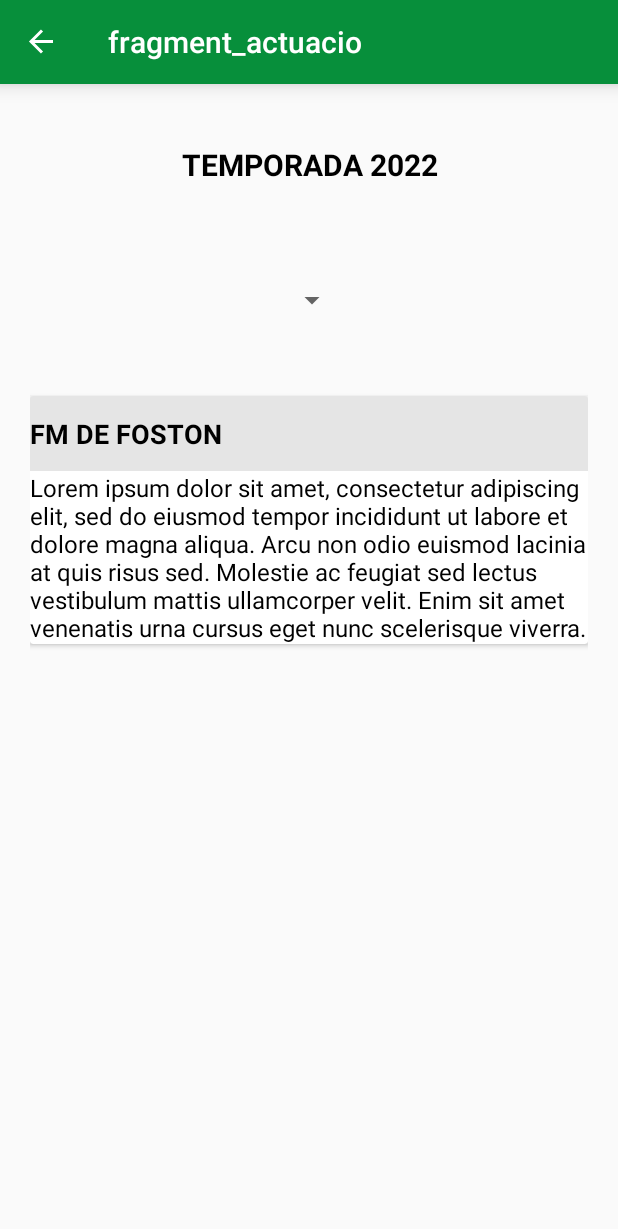
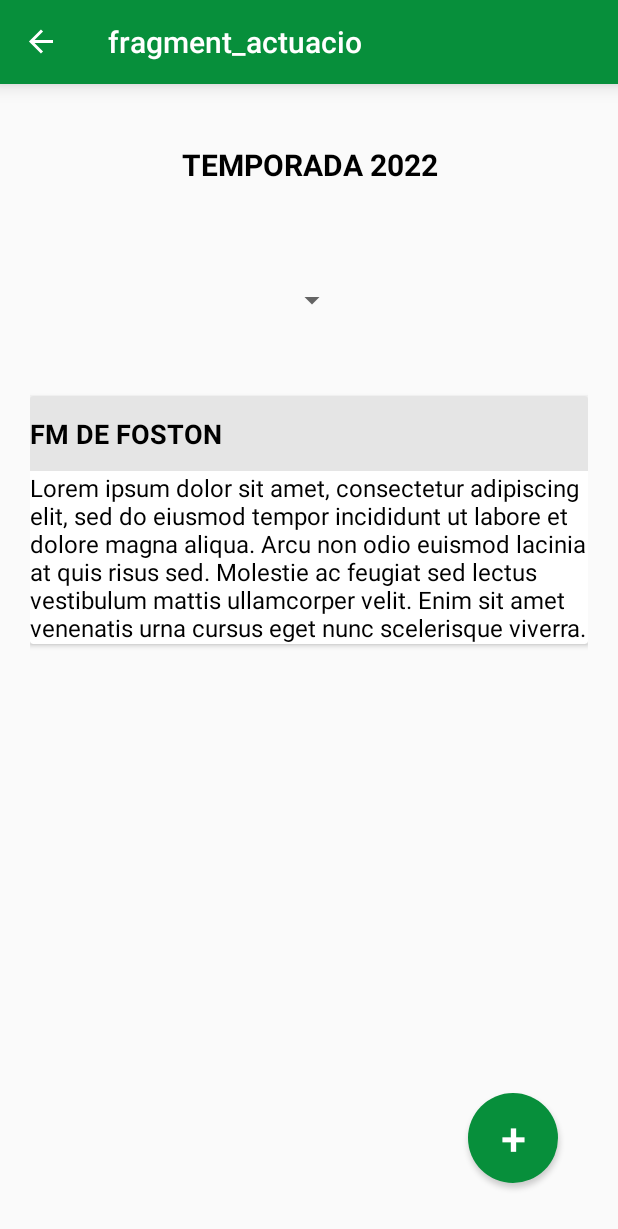
Before and after one commit to EnricLedo/Bergants, an Android app: the actuacio screen opened through its navigation route, on a phone screen of 412 x 824 dp. Shown: the top 1229 px of the screen. Run offline under Robolectric (Android 15) with nearby library versions, the phone set to English and light mode, and no system bars; our stand-ins replace Firebase (no records; nobody signed in at launch, a user with empty details on screens opened directly), navigation-ui.

```diff
--- a/app/src/main/AndroidManifest.xml
+++ b/app/src/main/AndroidManifest.xml
@@ -42,7 +42,7 @@
         <activity
             android:name=".Login"
             android:exported="false"
-            android:theme="@style/Theme.Bergants"></activity>
+            android:theme="@style/Theme.AppCompat.Light.NoActionBar"></activity>
 
     </application>
 
--- a/app/src/main/res/layout/fragment_actuacio.xml
+++ b/app/src/main/res/layout/fragment_actuacio.xml
@@ -71,5 +71,19 @@
         </androidx.constraintlayout.widget.ConstraintLayout>
     </androidx.cardview.widget.CardView>
 
+    <Button
+        android:id="@+id/botoafegir"
+        android:layout_width="@dimen/btncircle"
+        android:layout_height="@dimen/btncircle"
+        android:layout_marginEnd="@dimen/marginpag"
+        android:layout_marginBottom="@dimen/separaciomig"
+        android:background="@drawable/round_button"
+        android:gravity="center"
+        android:text="@string/afegir"
+        android:textColor="@color/blanc"
+        android:textSize="@dimen/txtcircle"
+        app:layout_constraintBottom_toBottomOf="parent"
+        app:layout_constraintEnd_toEndOf="parent" />
+
 
 </androidx.constraintlayout.widget.ConstraintLayout>
```
Also changed, not shown: app/src/main/res/layout/fragment_assajos.xml (+14 -0 lines).
